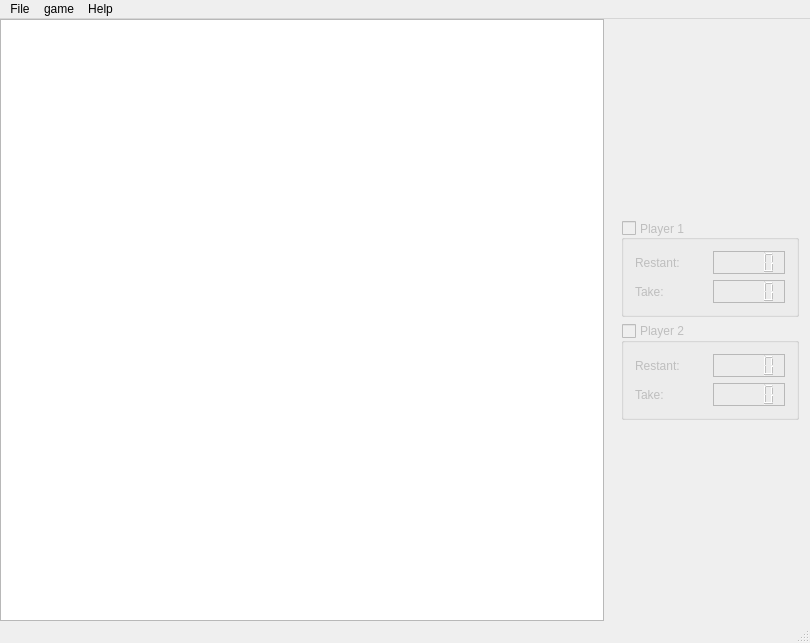
anat/gomhokuto-de-cuisine, file forms/mainwindow.ui: the form before one commit.
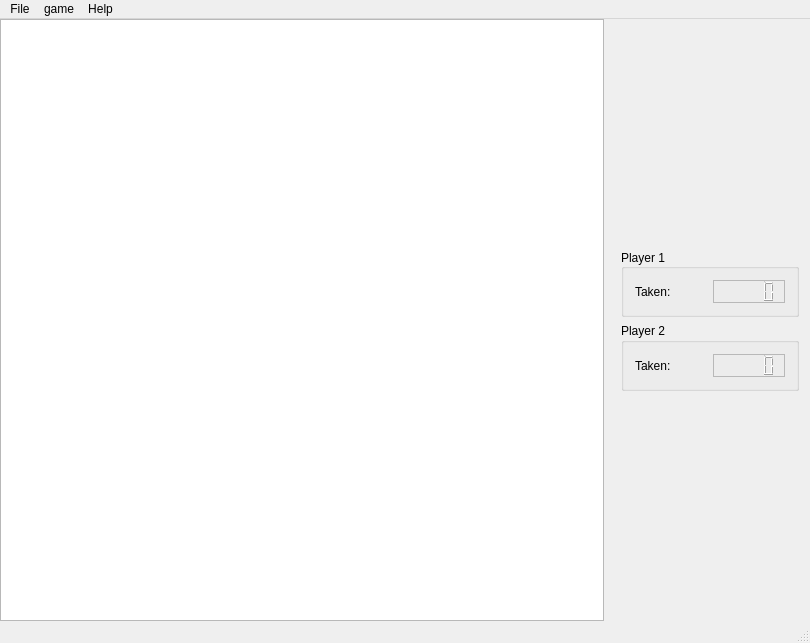
The form after the commit.

Commit message:
changement couleur gestion taken suppression des restes
have fun!!

The edit to the form file:
```diff
--- a/forms/mainwindow.ui
+++ b/forms/mainwindow.ui
@@ -95,7 +95,7 @@
        <item>
         <widget class="QGroupBox" name="Player1box">
          <property name="enabled">
-          <bool>false</bool>
+          <bool>true</bool>
          </property>
          <property name="title">
           <string>Player 1</string>
@@ -104,42 +104,18 @@
           <set>Qt::AlignLeading|Qt::AlignLeft|Qt::AlignVCenter</set>
          </property>
          <property name="checkable">
-          <bool>true</bool>
+          <bool>false</bool>
          </property>
          <property name="checked">
           <bool>false</bool>
          </property>
          <layout class="QVBoxLayout" name="verticalLayout">
-          <item>
-           <layout class="QHBoxLayout" name="horizontalLayout">
-            <item>
-             <widget class="QLabel" name="label">
-              <property name="text">
-               <string>Restant:</string>
-              </property>
-             </widget>
-            </item>
-            <item>
-             <widget class="QLCDNumber" name="RestantP1">
-              <property name="frameShape">
-               <enum>QFrame::StyledPanel</enum>
-              </property>
-              <property name="frameShadow">
-               <enum>QFrame::Raised</enum>
-              </property>
-              <property name="smallDecimalPoint">
-               <bool>false</bool>
-              </property>
-             </widget>
-            </item>
-           </layout>
-          </item>
           <item>
            <layout class="QHBoxLayout" name="horizontalLayout_3">
             <item>
              <widget class="QLabel" name="Label_1">
               <property name="text">
-               <string>Take:</string>
+               <string>Taken:</string>
               </property>
              </widget>
             </item>
@@ -164,48 +140,24 @@
        <item>
         <widget class="QGroupBox" name="Player2box">
          <property name="enabled">
-          <bool>false</bool>
+          <bool>true</bool>
          </property>
          <property name="title">
           <string>Player 2</string>
          </property>
          <property name="checkable">
-          <bool>true</bool>
+          <bool>false</bool>
          </property>
          <property name="checked">
           <bool>false</bool>
          </property>
          <layout class="QVBoxLayout" name="verticalLayout_2">
-          <item>
-           <layout class="QHBoxLayout" name="horizontalLayout_2">
-            <item>
-             <widget class="QLabel" name="label_2">
-              <property name="text">
-               <string>Restant:</string>
-              </property>
-             </widget>
-            </item>
-            <item>
-             <widget class="QLCDNumber" name="RestantP2">
-              <property name="frameShape">
-               <enum>QFrame::StyledPanel</enum>
-              </property>
-              <property name="frameShadow">
-               <enum>QFrame::Raised</enum>
-              </property>
-              <property name="smallDecimalPoint">
-               <bool>false</bool>
-              </property>
-             </widget>
-            </item>
-           </layout>
-          </item>
           <item>
            <layout class="QHBoxLayout" name="horizontalLayout_4">
             <item>
              <widget class="QLabel" name="Label_2">
               <property name="text">
-               <string>Take:</string>
+               <string>Taken:</string>
               </property>
              </widget>
             </item>
```
The commit also changes 4 other files.
